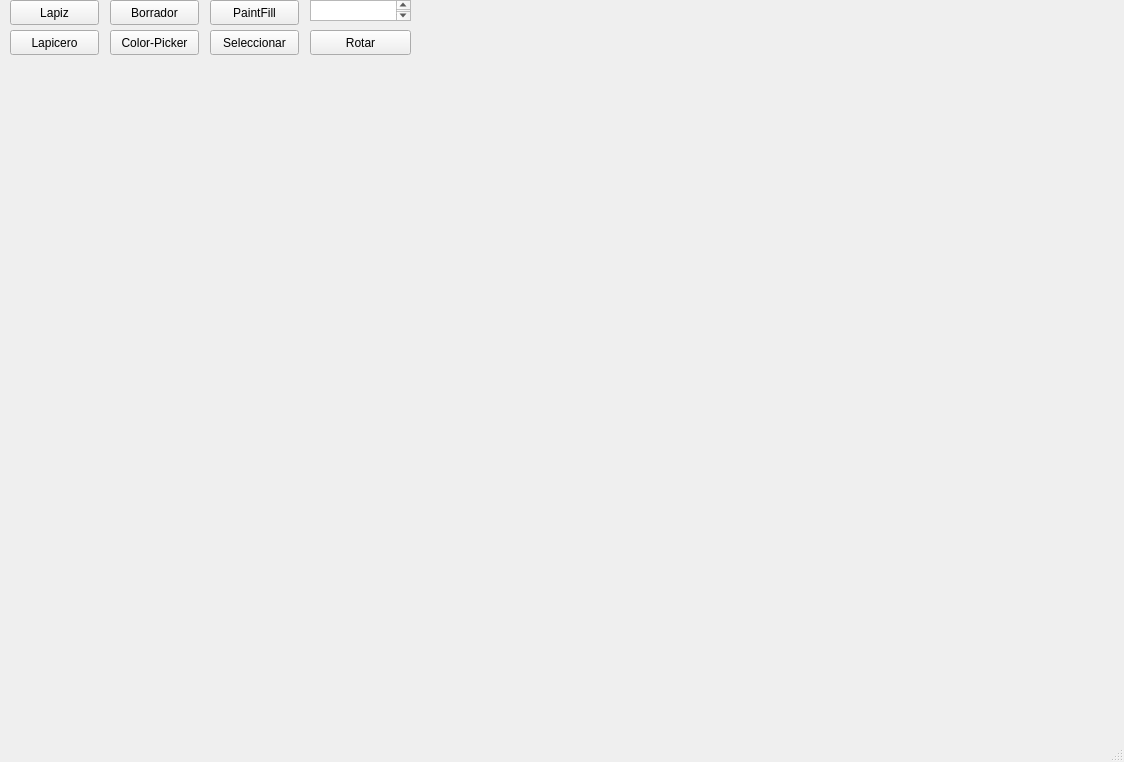
Before: the Qt Designer form Interfaz/mainwindow.ui in dylangf16/Proyecto-02-CE-2103, drawn with Qt 5.
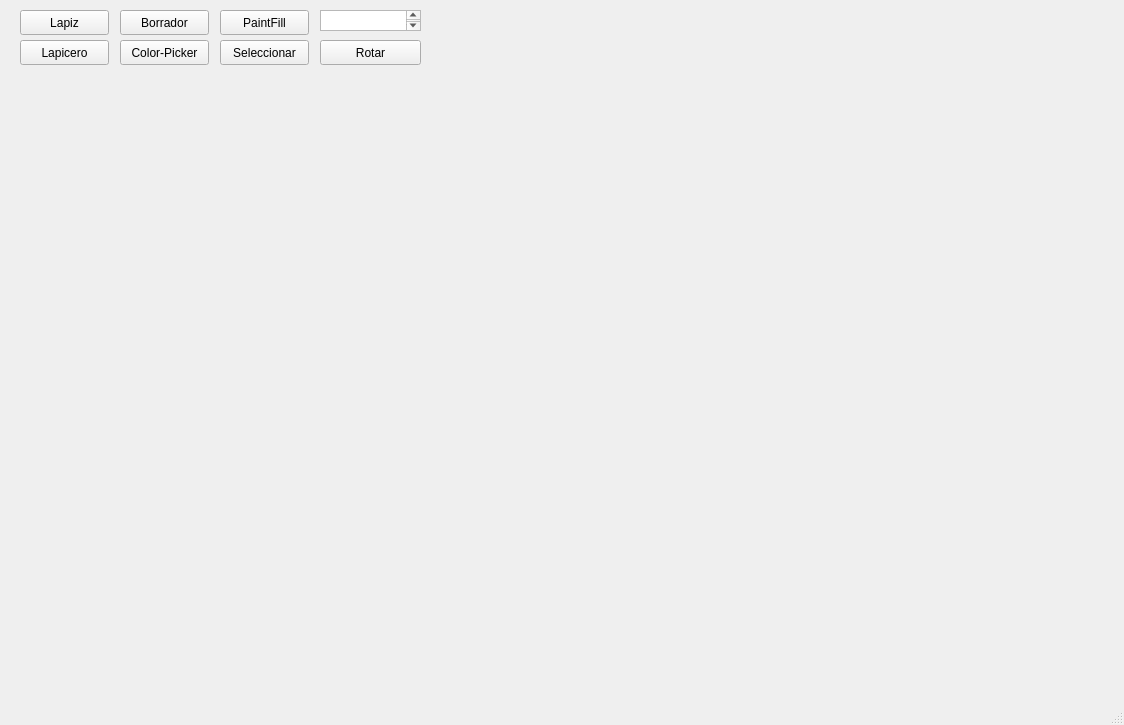
After: the same form once the commit is applied.

What changed in the file:
```diff
--- a/Interfaz/mainwindow.ui
+++ b/Interfaz/mainwindow.ui
@@ -7,57 +7,27 @@
     <x>0</x>
     <y>0</y>
     <width>1124</width>
-    <height>762</height>
+    <height>725</height>
    </rect>
   </property>
   <property name="windowTitle">
    <string>MainWindow</string>
   </property>
   <widget class="QWidget" name="centralwidget">
-   <widget class="QPushButton" name="Lapiz">
+   <widget class="QWidget" name="widget" native="true">
     <property name="geometry">
      <rect>
       <x>10</x>
       <y>0</y>
-      <width>89</width>
-      <height>25</height>
+      <width>1111</width>
+      <height>80</height>
      </rect>
     </property>
-    <property name="text">
-     <string>Lapiz</string>
-    </property>
-   </widget>
-   <widget class="QPushButton" name="Lapicero">
-    <property name="geometry">
-     <rect>
-      <x>10</x>
-      <y>30</y>
-      <width>89</width>
-      <height>25</height>
-     </rect>
-    </property>
-    <property name="text">
-     <string>Lapicero</string>
-    </property>
-   </widget>
-   <widget class="QPushButton" name="Borrador">
-    <property name="geometry">
-     <rect>
-      <x>110</x>
-      <y>0</y>
-      <width>89</width>
-      <height>25</height>
-     </rect>
-    </property>
-    <property name="text">
-     <string>Borrador</string>
-    </property>
-   </widget>
    <widget class="QPushButton" name="ColorPicker">
     <property name="geometry">
      <rect>
       <x>110</x>
-      <y>30</y>
+       <y>40</y>
       <width>89</width>
       <height>25</height>
      </rect>
@@ -66,37 +36,24 @@
      <string>Color-Picker</string>
     </property>
    </widget>
-   <widget class="QPushButton" name="PaintFill">
+    <widget class="QPushButton" name="Borrador">
     <property name="geometry">
      <rect>
-      <x>210</x>
-      <y>0</y>
+       <x>110</x>
+       <y>10</y>
       <width>89</width>
       <height>25</height>
      </rect>
     </property>
     <property name="text">
-     <string>PaintFill</string>
-    </property>
-   </widget>
-   <widget class="QPushButton" name="PaintFill_2">
-    <property name="geometry">
-     <rect>
-      <x>210</x>
-      <y>30</y>
-      <width>89</width>
-      <height>25</height>
-     </rect>
-    </property>
-    <property name="text">
-     <string>Seleccionar</string>
+      <string>Borrador</string>
     </property>
    </widget>
    <widget class="QPushButton" name="PaintFill_3">
     <property name="geometry">
      <rect>
       <x>310</x>
-      <y>30</y>
+       <y>40</y>
       <width>101</width>
       <height>25</height>
      </rect>
@@ -109,11 +66,64 @@
     <property name="geometry">
      <rect>
       <x>310</x>
-      <y>0</y>
+       <y>10</y>
       <width>101</width>
       <height>21</height>
      </rect>
     </property>
+    </widget>
+    <widget class="QPushButton" name="PaintFill">
+     <property name="geometry">
+      <rect>
+       <x>210</x>
+       <y>10</y>
+       <width>89</width>
+       <height>25</height>
+      </rect>
+     </property>
+     <property name="text">
+      <string>PaintFill</string>
+     </property>
+    </widget>
+    <widget class="QPushButton" name="Lapicero">
+     <property name="geometry">
+      <rect>
+       <x>10</x>
+       <y>40</y>
+       <width>89</width>
+       <height>25</height>
+      </rect>
+     </property>
+     <property name="text">
+      <string>Lapicero</string>
+     </property>
+    </widget>
+    <widget class="QPushButton" name="Lapiz">
+     <property name="geometry">
+      <rect>
+       <x>10</x>
+       <y>10</y>
+       <width>89</width>
+       <height>25</height>
+      </rect>
+     </property>
+     <property name="text">
+      <string>Lapiz</string>
+     </property>
+    </widget>
+    <widget class="QPushButton" name="PaintFill_2">
+     <property name="geometry">
+      <rect>
+       <x>210</x>
+       <y>40</y>
+       <width>89</width>
+       <height>25</height>
+      </rect>
+     </property>
+     <property name="text">
+      <string>Seleccionar</string>
+     </property>
+    </widget>
    </widget>
   </widget>
   <widget class="QMenuBar" name="menubar">
```
Lines whose indentation alone changed are shown as unchanged.
